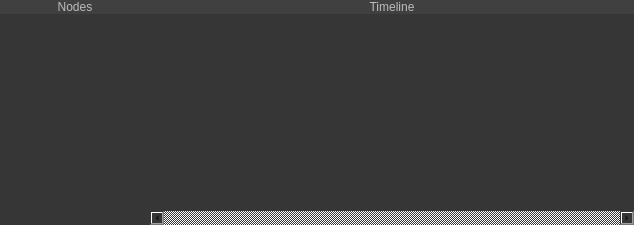
First picture: the form in TopoBlenderLib/SchedulerWidget.ui, repository ialhashim/topo-blend, before the edit.
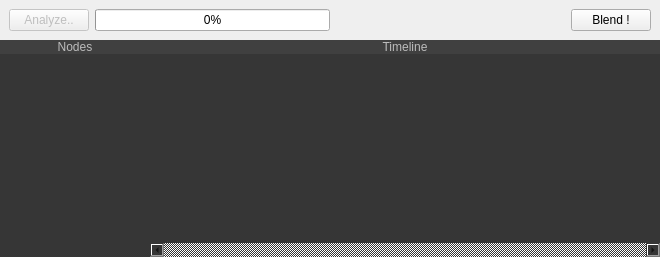
Second picture: the form after the edit. Icons and pictures are not drawn.

What changed in the file:
```diff
--- a/TopoBlenderLib/SchedulerWidget.ui
+++ b/TopoBlenderLib/SchedulerWidget.ui
@@ -6,8 +6,8 @@
    <rect>
     <x>0</x>
     <y>0</y>
-    <width>634</width>
-    <height>225</height>
+    <width>660</width>
+    <height>257</height>
    </rect>
   </property>
   <property name="sizePolicy">
@@ -34,14 +34,14 @@
    </property>
    <item>
     <widget class="QWidget" name="mainWidget" native="true">
-     <layout class="QHBoxLayout" name="horizontalLayout">
-      <property name="spacing">
-       <number>0</number>
-      </property>
+     <layout class="QGridLayout" name="gridLayout">
       <property name="margin">
        <number>0</number>
       </property>
-      <item>
+      <property name="spacing">
+       <number>0</number>
+      </property>
+      <item row="3" column="0">
        <widget class="QWidget" name="nodesWrapperWidget" native="true">
         <property name="sizePolicy">
          <sizepolicy hsizetype="Fixed" vsizetype="Preferred">
@@ -106,7 +106,7 @@
         </layout>
        </widget>
       </item>
-      <item>
+      <item row="3" column="1">
        <widget class="QWidget" name="tasksWrapperWidget" native="true">
         <property name="styleSheet">
          <string notr="true">background:#363636</string>
@@ -204,6 +204,55 @@
         </layout>
        </widget>
       </item>
+      <item row="0" column="0" colspan="2">
+       <widget class="QWidget" name="widget" native="true">
+        <property name="sizePolicy">
+         <sizepolicy hsizetype="Minimum" vsizetype="Minimum">
+          <horstretch>0</horstretch>
+          <verstretch>0</verstretch>
+         </sizepolicy>
+        </property>
+        <layout class="QGridLayout" name="gridLayout_2">
+         <item row="0" column="2">
+          <spacer name="horizontalSpacer">
+           <property name="orientation">
+            <enum>Qt::Horizontal</enum>
+           </property>
+           <property name="sizeHint" stdset="0">
+            <size>
+             <width>40</width>
+             <height>20</height>
+            </size>
+           </property>
+          </spacer>
+         </item>
+         <item row="0" column="4">
+          <widget class="QPushButton" name="blendButton">
+           <property name="text">
+            <string>Blend !</string>
+           </property>
+          </widget>
+         </item>
+         <item row="0" column="0">
+          <widget class="QPushButton" name="analyzeButton">
+           <property name="enabled">
+            <bool>false</bool>
+           </property>
+           <property name="text">
+            <string>Analyze..</string>
+           </property>
+          </widget>
+         </item>
+         <item row="0" column="1">
+          <widget class="QProgressBar" name="progressBar">
+           <property name="value">
+            <number>0</number>
+           </property>
+          </widget>
+         </item>
+        </layout>
+       </widget>
+      </item>
      </layout>
     </widget>
    </item>
```
